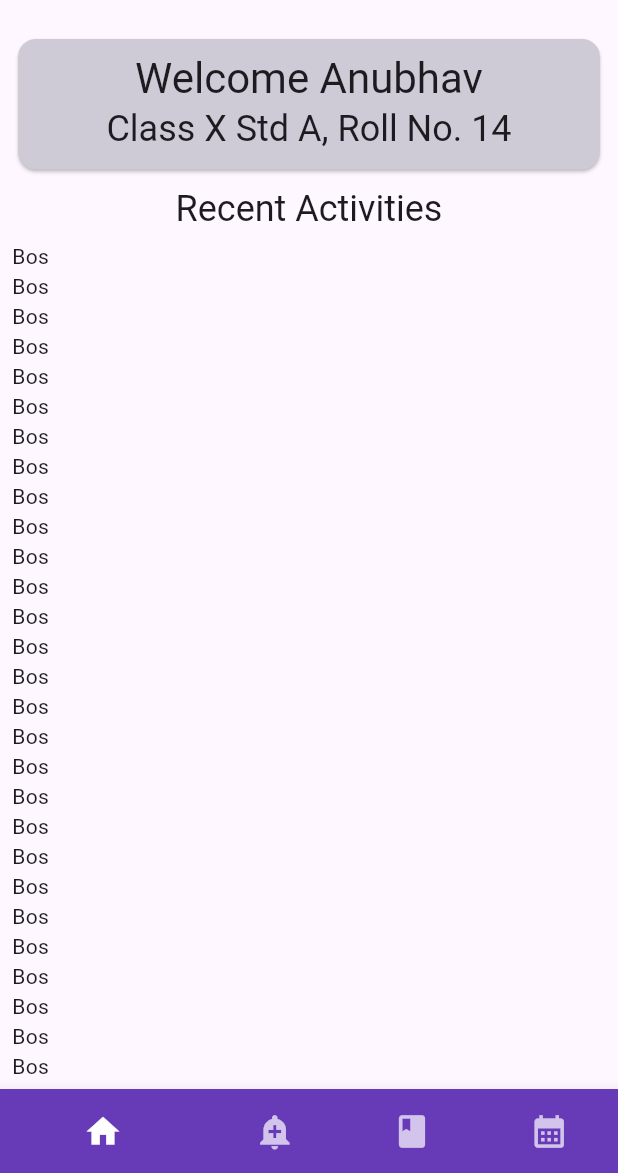
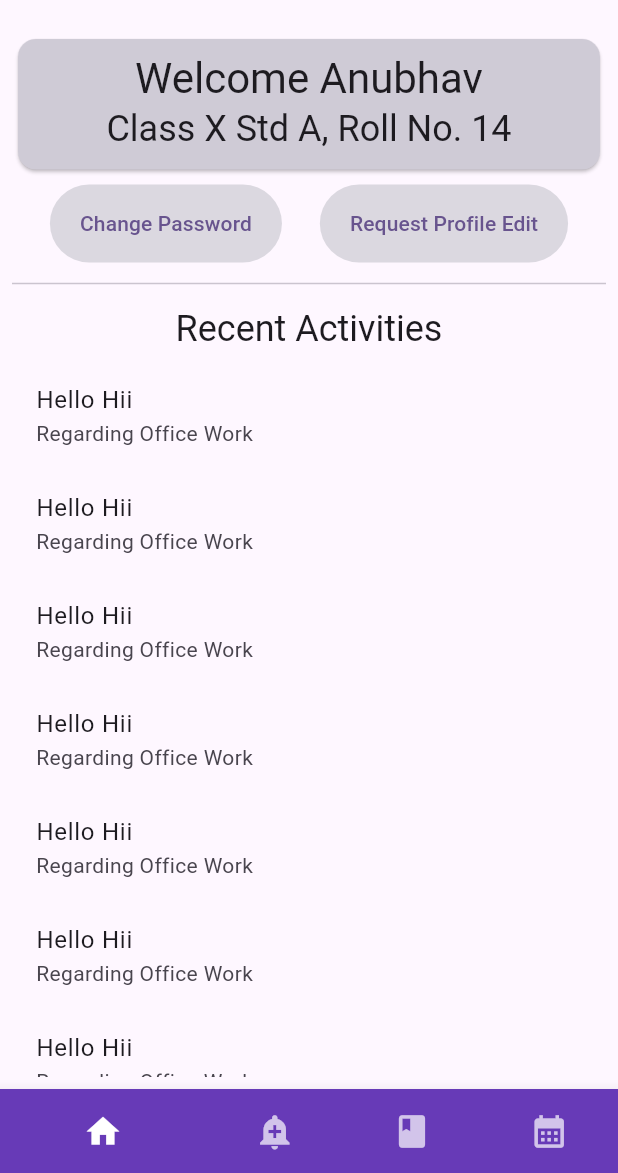
Before and after one commit to LazyyVenom/School_Manager, a Flutter app: the screen it shows after launch, on a phone screen of 412 x 824 dp, the part 63-1236 px from its top. Run offline on Flutter 3.47's test engine with Material 3 defaults, Android fonts, the phone set to English and light mode, and no system bars.

Commit message:
Adding A lot of changes

```diff
--- a/lib/home_page.dart
+++ b/lib/home_page.dart
@@ -33,6 +33,42 @@ class HomePage extends StatelessWidget {
               ),
             ),
             const SizedBox(height: 6),
+            Row(
+              mainAxisAlignment: MainAxisAlignment.spaceEvenly,
+              children: [
+                TextButton(
+                  style: const ButtonStyle(
+                    backgroundColor: MaterialStatePropertyAll(Color.fromARGB(255, 219, 216, 224))
+                  ),
+                  onPressed: () {
+                  return;
+                },
+                child: const Padding(
+                  padding: EdgeInsets.all(8.0),
+                  child: Text(
+                    "Change Password"
+                    ),
+                )
+                ),
+                TextButton(
+                  style: const ButtonStyle(
+                    backgroundColor: MaterialStatePropertyAll(Color.fromARGB(255, 219, 216, 224))
+                  ),
+                  onPressed: () {
+                  return;
+                },
+                child: const Padding(
+                  padding: EdgeInsets.all(8.0),
+                  child: Text(
+                    "Request Profile Edit"
+                    ),
+                )
+                )
+              ],
+            ),
+            const SizedBox(height: 6),
+            const Divider(),
+            const SizedBox(height: 6),
             Text(
               "Recent Activities",
               style: Theme.of(context).textTheme.headlineSmall,
@@ -42,7 +78,12 @@ class HomePage extends StatelessWidget {
               child: ListView.builder(
                 itemCount: 60,
                 itemBuilder:(context, index) {
-                  return const Text("Bos");
+                  return const ListTile(
+                    enableFeedback: true,
+                    splashColor: Colors.amber,
+                    title: Text("Hello Hii"),
+                    subtitle: Text("Regarding Office Work"),
+                  );
                 },
               ),
             )
```
